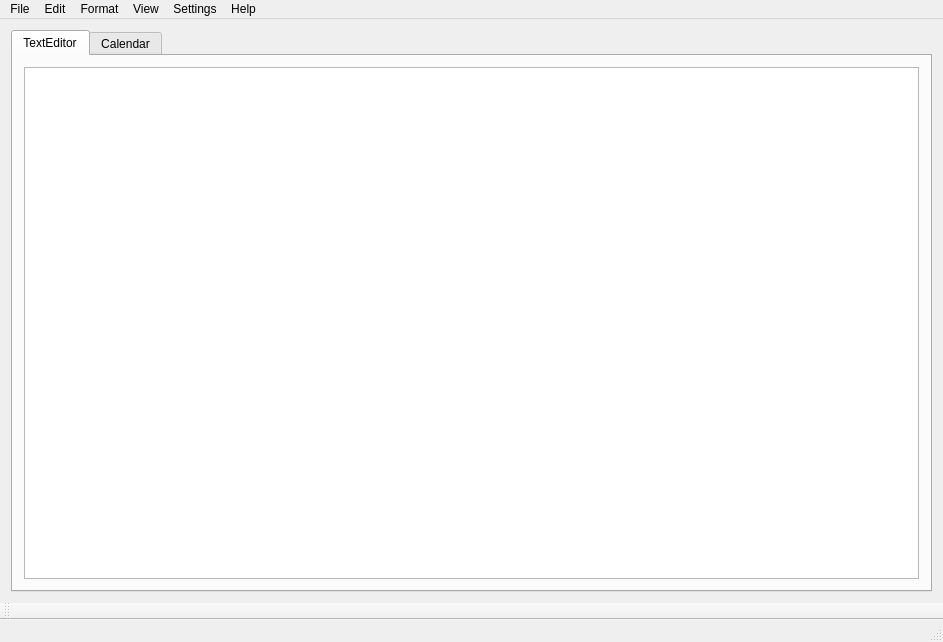
Before: the Qt Designer form Qt Project Files/SpiralBound/mainwindow.ui in ECU-CSCI-4230/SpiralBound, drawn with Qt 5.
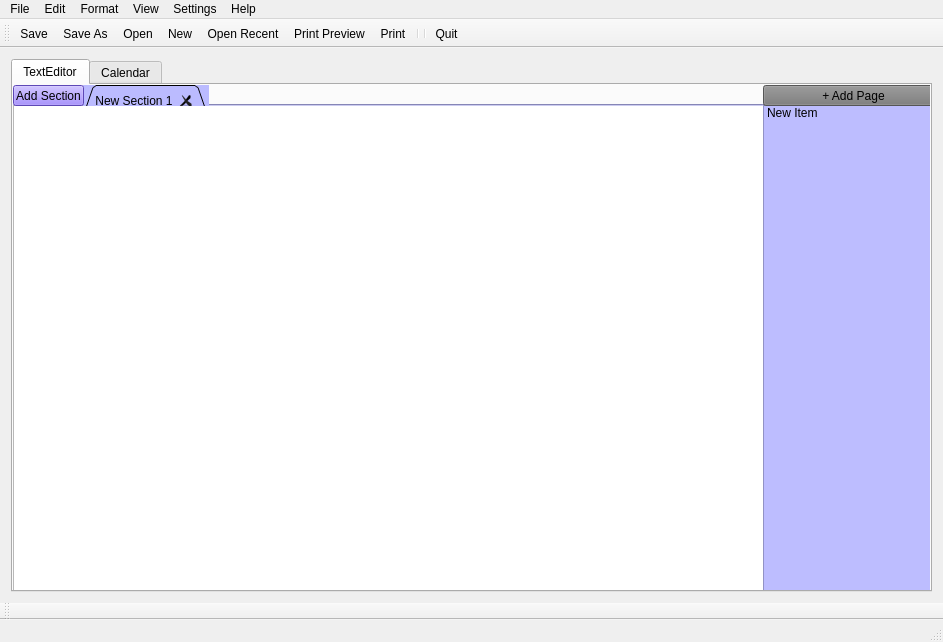
After: the same form once the commit is applied. The open tabs and pages were chosen to show the change. Icons and pictures are not drawn.

```diff
--- a/Qt Project Files/SpiralBound/mainwindow.ui
+++ b/Qt Project Files/SpiralBound/mainwindow.ui
@@ -19,11 +19,14 @@
   </property>
   <widget class="QWidget" name="centralWidget">
    <layout class="QGridLayout" name="gridLayout">
-    <item row="0" column="0">
+    <item row="0" column="1">
      <widget class="QTabWidget" name="tabWidget">
       <property name="enabled">
        <bool>true</bool>
       </property>
+      <property name="styleSheet">
+       <string notr="true"/>
+      </property>
       <property name="tabPosition">
        <enum>QTabWidget::North</enum>
       </property>
@@ -31,7 +34,7 @@
        <number>1</number>
       </property>
       <property name="elideMode">
-       <enum>Qt::ElideNone</enum>
+       <enum>Qt::ElideLeft</enum>
       </property>
       <property name="documentMode">
        <bool>false</bool>
@@ -40,11 +43,137 @@
        <attribute name="title">
         <string>TextEditor</string>
        </attribute>
-       <layout class="QGridLayout" name="gridLayout_3">
-        <item row="0" column="0">
-         <widget class="QTextEdit" name="textEdit"/>
+       <widget class="QListWidget" name="listWidget_pages">
+        <property name="geometry">
+         <rect>
+          <x>750</x>
+          <y>20</y>
+          <width>181</width>
+          <height>511</height>
+         </rect>
+        </property>
+        <property name="minimumSize">
+         <size>
+          <width>0</width>
+          <height>192</height>
+         </size>
+        </property>
+        <property name="maximumSize">
+         <size>
+          <width>331</width>
+          <height>551</height>
+         </size>
+        </property>
+        <property name="styleSheet">
+         <string notr="true">background-color: rgb(189, 189, 255);
+border-color: rgb(0, 0, 0);</string>
+        </property>
+        <item>
+         <property name="text">
+          <string>New Item</string>
+         </property>
         </item>
-       </layout>
+       </widget>
+       <widget class="QTextEdit" name="textEdit">
+        <property name="geometry">
+         <rect>
+          <x>0</x>
+          <y>20</y>
+          <width>761</width>
+          <height>511</height>
+         </rect>
+        </property>
+        <property name="styleSheet">
+         <string notr="true">border-color: qlineargradient(spread:pad, x1:0, y1:0, x2:1, y2:0, stop:0 rgba(0, 0, 0, 255), stop:1 rgba(255, 255, 255, 255));</string>
+        </property>
+        <property name="frameShadow">
+         <enum>QFrame::Sunken</enum>
+        </property>
+        <property name="html">
+         <string>&lt;!DOCTYPE HTML PUBLIC &quot;-//W3C//DTD HTML 4.0//EN&quot; &quot;http://www.w3.org/TR/REC-html40/strict.dtd&quot;&gt;
+&lt;html&gt;&lt;head&gt;&lt;meta name=&quot;qrichtext&quot; content=&quot;1&quot; /&gt;&lt;style type=&quot;text/css&quot;&gt;
+p, li { white-space: pre-wrap; }
+&lt;/style&gt;&lt;/head&gt;&lt;body style=&quot; font-family:'MS Shell Dlg 2'; font-size:8.25pt; font-weight:400; font-style:normal;&quot;&gt;
+&lt;p style=&quot;-qt-paragraph-type:empty; margin-top:0px; margin-bottom:0px; margin-left:0px; margin-right:0px; -qt-block-indent:0; text-indent:0px; font-size:8pt;&quot;&gt;&lt;br /&gt;&lt;/p&gt;&lt;/body&gt;&lt;/html&gt;</string>
+        </property>
+       </widget>
+       <widget class="QPushButton" name="pushButton_AddPage">
+        <property name="geometry">
+         <rect>
+          <x>750</x>
+          <y>0</y>
+          <width>181</width>
+          <height>21</height>
+         </rect>
+        </property>
+        <property name="styleSheet">
+         <string notr="true">background-color: rgb(121, 121, 121);</string>
+        </property>
+        <property name="text">
+         <string>+ Add Page</string>
+        </property>
+       </widget>
+       <widget class="QTabWidget" name="tabWidget_2">
+        <property name="geometry">
+         <rect>
+          <x>70</x>
+          <y>0</y>
+          <width>681</width>
+          <height>21</height>
+         </rect>
+        </property>
+        <property name="styleSheet">
+         <string notr="true">background-color: rgb(187, 187, 255);
+border-color: rgb(0, 0, 0);</string>
+        </property>
+        <property name="tabShape">
+         <enum>QTabWidget::Triangular</enum>
+        </property>
+        <property name="currentIndex">
+         <number>0</number>
+        </property>
+        <property name="iconSize">
+         <size>
+          <width>32</width>
+          <height>32</height>
+         </size>
+        </property>
+        <property name="tabsClosable">
+         <bool>true</bool>
+        </property>
+        <property name="movable">
+         <bool>true</bool>
+        </property>
+        <widget class="QWidget" name="tab_5">
+         <attribute name="title">
+          <string>New Section 1</string>
+         </attribute>
+         <attribute name="toolTip">
+          <string>Double Click to Rename</string>
+         </attribute>
+        </widget>
+       </widget>
+       <widget class="QPushButton" name="pushButton_addSection">
+        <property name="geometry">
+         <rect>
+          <x>0</x>
+          <y>0</y>
+          <width>71</width>
+          <height>21</height>
+         </rect>
+        </property>
+        <property name="styleSheet">
+         <string notr="true">background-color: rgb(132, 101, 255);</string>
+        </property>
+        <property name="text">
+         <string>Add Section</string>
+        </property>
+       </widget>
+       <zorder>textEdit</zorder>
+       <zorder>tabWidget_2</zorder>
+       <zorder>listWidget_pages</zorder>
+       <zorder>pushButton_AddPage</zorder>
+       <zorder>pushButton_addSection</zorder>
       </widget>
       <widget class="QWidget" name="tab_2">
        <attribute name="title">
@@ -257,6 +386,27 @@
    </attribute>
   </widget>
   <widget class="QStatusBar" name="statusBar"/>
+  <widget class="QToolBar" name="toolBar">
+   <property name="windowTitle">
+    <string>toolBar</string>
+   </property>
+   <attribute name="toolBarArea">
+    <enum>TopToolBarArea</enum>
+   </attribute>
+   <attribute name="toolBarBreak">
+    <bool>false</bool>
+   </attribute>
+   <addaction name="action_save"/>
+   <addaction name="action_saveAs"/>
+   <addaction name="action_open"/>
+   <addaction name="action_new"/>
+   <addaction name="action_openRecent"/>
+   <addaction name="action_printPreview"/>
+   <addaction name="action_print"/>
+   <addaction name="separator"/>
+   <addaction name="separator"/>
+   <addaction name="action_quit"/>
+  </widget>
   <action name="action_open">
    <property name="text">
     <string>Open</string>
```
Left out of the diff: 107 changed lines with no effect on the pictures.
